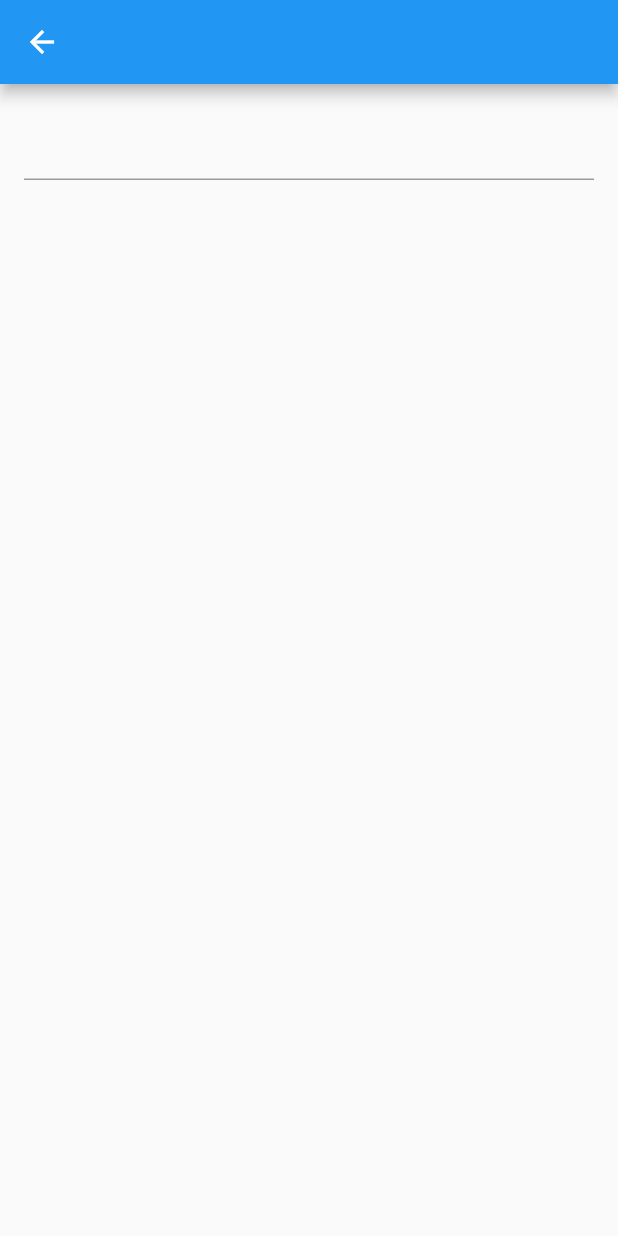
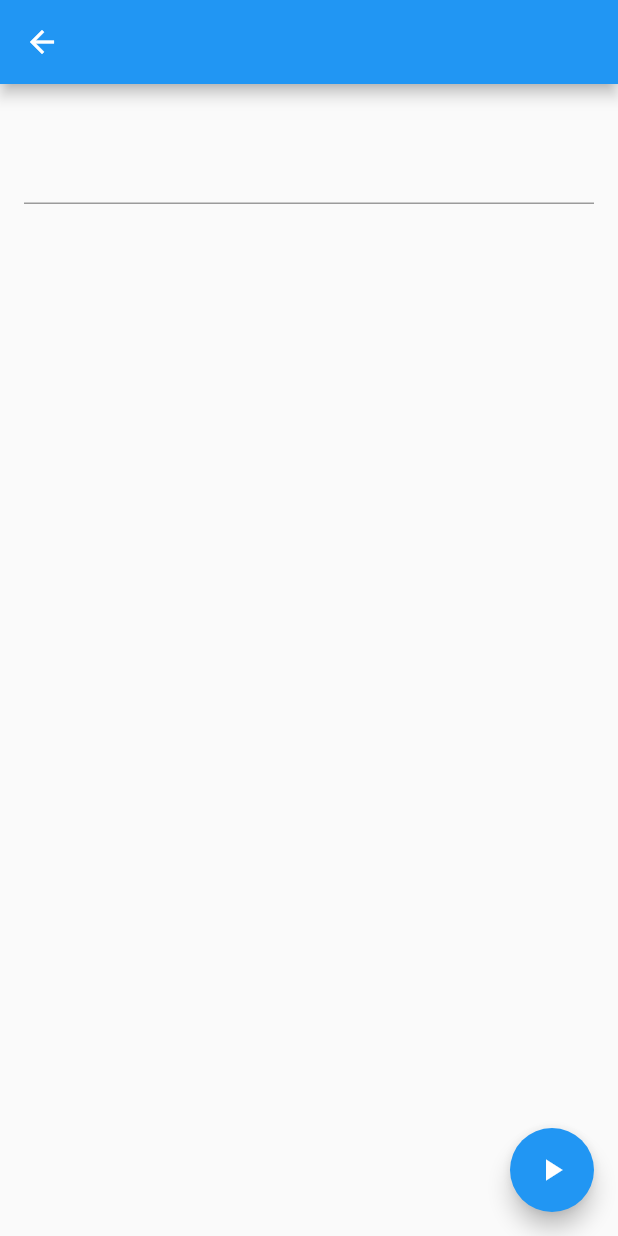
Before and after one commit to sldsrg/flutter_web_lab, a Flutter app: the StorageLabPage screen opened directly, on a phone screen of 412 x 824 dp. Run offline on Flutter 3.47's test engine with Material 2 defaults, Android fonts, the phone set to English and light mode, and no system bars; our stand-ins replace font_awesome_flutter; missing offline and left inert: universal_html; statements that could not run were skipped.

Commit message:
play with image picker

```diff
--- a/lib/storage_lab.dart
+++ b/lib/storage_lab.dart
@@ -9,6 +9,32 @@ class StorageLabPage extends StatefulWidget {
 class _StorageLabPageState extends State<StorageLabPage> {
   final myController = TextEditingController();
   html.Storage _localStorage;
+
+  String file = '';
+  String error = '';
+  String data = '';
+  pick() {
+    final html.InputElement input = html.document.createElement('input');
+    input
+      ..type = 'file'
+      ..accept = 'image/*';
+
+    input.onChange.listen((e) {
+      var reader = html.FileReader();
+      reader.readAsDataUrl(input.files[0]);
+      reader.onError.listen((error) => setState(() {
+            error = error;
+          }));
+      reader.onLoad.first.then((res) {
+        setState(() {
+          file = input.files[0].name;
+          data = reader.result as String;
+        });
+      });
+    });
+
+    input.click();
+  }
 
   String test;
 
@@ -32,11 +58,24 @@ class _StorageLabPageState extends State<StorageLabPage> {
   @override
   Widget build(BuildContext context) {
     return Scaffold(
-      appBar: AppBar(),
+      appBar: AppBar(
+        title: Text(file),
+      ),
+      floatingActionButton: FloatingActionButton(
+        child: Icon(Icons.play_arrow),
+        onPressed: () {
+          pick();
+        },
+      ),
       body: Padding(
         padding: const EdgeInsets.all(16.0),
-        child: TextField(
-          controller: myController,
+        child: Column(
+          children: <Widget>[
+            Text(file),
+            TextField(
+              controller: myController,
+            ),
+          ],
         ),
       ),
     );
```
